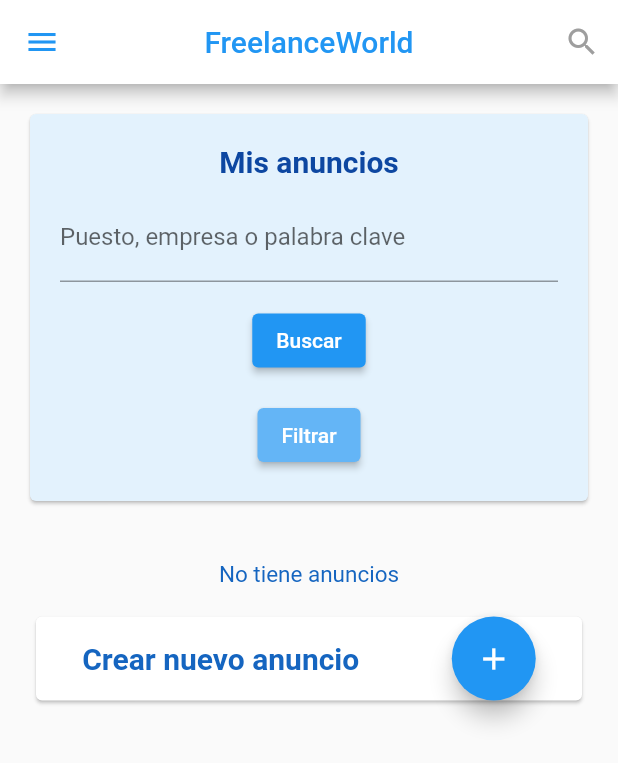
After one commit to DeadCodeApps/MobileAppFlutter, a Flutter app: the FreelancerHomePage screen opened by its route, in the side drawer, after a tap on "Mis Anuncios", on a phone screen of 412 x 824 dp. The commit adds this screen. Shown: the top 763 px of the screen. Run offline on Flutter 3.47's test engine with Material 2 defaults, Android fonts, the phone set to English and light mode, and no system bars; our stand-ins replace diacritic, flutter_svg, shared_preferences, syncfusion_flutter_datepicker; missing offline and left inert: jwt_decode; accounts and stored records are empty; network calls fail.

Commit message:
adding offers

```diff
--- a/lib/models/offer.dart
+++ b/lib/models/offer.dart
@@ -13,22 +13,22 @@ String offerToJson(Offer data) => json.encode(data.toJson());
 
 class Offer {
   Offer({
-    this.id,
-    this.title,
-    this.description,
-    this.paymentAmount,
-    this.monthDuration,
-    this.specialty,
-    this.active,
+    required this.id,
+    required this.title,
+    required this.description,
+    required this.paymentAmount,
+    required this.monthDuration,
+    required this.specialty,
+    required this.active,
   });
 
-  int? id;
-  String? title;
-  String? description;
-  double? paymentAmount;
-  int? monthDuration;
-  Specialty? specialty;
-  bool? active;
+  final int id;
+  final String title;
+  final String description;
+  final double paymentAmount;
+  final int monthDuration;
+  final Specialty specialty;
+  final bool active;
 
   factory Offer.fromJson(Map<String, dynamic> json) => Offer(
         id: json["id"],
--- a/lib/routes.dart
+++ b/lib/routes.dart
@@ -1,5 +1,6 @@
 import 'package:flutter/material.dart';
 import 'package:freelance_world_flutter/views/auth/welcome/welcome_page.dart';
+import 'package:freelance_world_flutter/views/employer/employer_ads/ads.dart';
 import 'package:freelance_world_flutter/views/freelancer/freelancer_home/freelancer_home_page.dart';
 import 'package:freelance_world_flutter/views/freelancer/freelancer_postulations/my_postulations.dart';
 
@@ -8,5 +9,6 @@ Map<String, WidgetBuilder> getApplicationRoutes() {
     '/': (BuildContext context) => const WelcomePage(),
     '/home': (BuildContext context) => FreelancerHomePage(),
     '/my_postulations': (context) => MyPostulationPage(),
+    '/my_ads': (BuildContext context) => Ads()
   };
 }
--- a/lib/services/employer_service.dart
+++ b/lib/services/employer_service.dart
@@ -1,8 +1,13 @@
+import 'dart:convert';
+
 import 'package:freelance_world_flutter/models/employer.dart';
+import 'package:freelance_world_flutter/models/offer.dart';
 import 'package:freelance_world_flutter/shared/env.dart';
 import 'package:freelance_world_flutter/shared/http_interceptor.dart';
+import 'package:shared_preferences/shared_preferences.dart';
 
 import 'json_service.dart';
+
 
 Future<Employer> getEmployerById(String employerId) async {
   var httpClient = AuthenticatedHttpClient();
@@ -14,3 +19,30 @@ Future<Employer> getEmployerById(String employerId) async {
     throw Exception('Failed to load employer');
   }
 }
+
+class EmployerService{
+
+ Future<List> fetchOffers() async {
+    // SharedPreferences prefs = await SharedPreferences.getInstance();
+    // String employerId =  prefs.getString('id') ?? '';
+    SharedPreferences prefs = await SharedPreferences.getInstance();
+    final int employerId = int.parse(prefs.getString('id')!);
+
+    print("$API_URL/api/employers/$employerId/offers");
+    var httpClient = AuthenticatedHttpClient();
+
+    final response = await httpClient.get(Uri.parse("$API_URL/api/employers/$employerId/offers"));
+
+    // http.Response response = await http.get(url);
+    // print(response.body);
+
+
+    if(response.statusCode == 200){
+      final jsonResponse = json.decode(response.body);
+      List offers = jsonResponse.map((map)=> Offer.fromJson(map)).toList();
+      // print(jsonResponse);
+      return offers;
+    }
+    return [];
+  }
+}
--- a/lib/shared/side_menu.dart
+++ b/lib/shared/side_menu.dart
@@ -91,6 +91,14 @@ class SideMenu extends StatelessWidget {
             },
           ),
           ListTile(
+            title: Text('Mis Anuncios'),
+            onTap: () {
+              Navigator.of(context).pop();
+              Navigator.pushNamed(context, '/my_ads');
+              //
+            },
+          ),
+          ListTile(
             title: Text('Entrevistas'),
             onTap: () {
               Navigator.of(context).pop();
--- /dev/null
+++ b/lib/views/employer/employer_ads/ads.dart
@@ -0,0 +1,292 @@
+import 'package:flutter/material.dart';
+// import 'package:stateful_widget/pages/ads/form-new-ad.dart';
+// import 'package:stateful_widget/utils/http.helper.dart';
+import 'package:freelance_world_flutter/services/employer_service.dart';
+import 'package:freelance_world_flutter/shared/side_menu.dart';
+import 'package:freelance_world_flutter/views/employer/employer_ads/drawer-ad.dart';
+import 'package:freelance_world_flutter/views/employer/employer_ads/form-new-ad.dart';
+import 'package:freelance_world_flutter/models/offer.dart';
+import 'package:shared_preferences/shared_preferences.dart';
+
+class Ads extends StatefulWidget {
+  Ads({Key? key}): super(key: key);
+
+  @override
+  State<Ads> createState() => _AdsState();
+}
+
+class _AdsState extends State<Ads> {
+
+
+  @override
+  Widget build(BuildContext context){
+
+    return Scaffold(
+        appBar: AppBar(
+          title: Text('FreelanceWorld'),
+          centerTitle: true,
+          backgroundColor: Colors.white,
+          foregroundColor: Colors.blue,
+          actions: <Widget>[
+            IconButton(
+              icon: Icon(Icons.search),
+              onPressed: (){
+                print("se enfoca el input buscador");
+              } ,
+              color: Colors.grey,
+            )
+          ],
+
+        ),
+        body: SizedBox(
+          width: double.infinity,
+          child: Column(
+            crossAxisAlignment: CrossAxisAlignment.stretch,
+            children:  <Widget>[
+              NavAd(),
+              Expanded(child: ListAds())
+
+            ],
+          ),
+        ),
+        // floatingActionButton: FloatingActionButton(
+        //   child: Icon(Icons.add),
+        //   onPressed: (){
+        //     print("se agrego manin");
+        //   },
+        // ),
+        drawer: Drawer(child: MenuPage(),)
+      );
+  }
+
+}
+
+
+
+class NavAd extends StatelessWidget {
+  const NavAd({Key? key}) : super(key: key);
+  @override
+  Widget build(BuildContext context) {
+    return Card(
+       color: Colors.blue[50],
+                margin: EdgeInsets.all(20),
+                 child: Padding(
+                   padding: const EdgeInsets.all(20.0),
+                   child: Column(
+                     mainAxisAlignment: MainAxisAlignment.spaceBetween,
+                     children: <Widget>[
+                      Text(
+                        "Mis anuncios",
+                        style: TextStyle(
+                          fontWeight: FontWeight.bold,
+                          color: Colors.blue[900],
+                          fontSize: 20
+                        ),
+                      ),
+                      SizedBox(height: 10),
+                      Container(
+                        width: 400,
+                        child: TextField(
+                          decoration: InputDecoration(labelText: "Puesto, empresa o palabra clave"),
+
+                        ),
+                      ),
+                      SizedBox(height: 15),
+                      ElevatedButton(
+                        child: Text("Buscar"),
+                        onPressed: (){},
+                      ),
+                      SizedBox(height: 15),
+                      ElevatedButton(
+                        child: Text("Filtrar"),
+                        onPressed: (){},
+
+                        style: ElevatedButton.styleFrom(primary: Colors.blue[300]),
+                      ),
+
+                     ]
+                   ),
+                 ),
+    );
+  }
+}
+
+class ListAds extends StatefulWidget {
+
+  ListAds({Key? key}) : super(key: key);
+
+  @override
+  State<ListAds> createState() => _ListAdsState();
+}
+
+class _ListAdsState extends State<ListAds> {
+  // final List<Anuncio> anuncios = [];
+  // late HttpHelper httpHelper;
+  late EmployerService employerService;
+  late List offers;
+  // SharedPreferences prefs = SharedPreferences.getInstance() as SharedPreferences;
+  String? idEmployer = '';
+
+
+  @override
+  void initState() {
+    // TODO: implement initState
+    // idEmployer = prefs.getString('id');
+    // getUserID();
+    // print('veamos que id tiene el employer', idEmployer)
+    offers = [];
+    employerService = EmployerService();
+    // httpHelper = HttpHelper();
+    fetchOffers();
+    super.initState();
+  }
+
+  @override
+  Widget build(BuildContext context) {
+
+    print(offers.length.toString() + " cantidad");
+    return offers.length > 0
+    ? Scaffold(
+      body: Padding(
+        padding: const EdgeInsets.all(20.0),
+        child: ListView.builder(
+          itemCount: offers.length,
+          itemBuilder: (BuildContext context,index) {
+            return AdRow(offer: offers[index]);
+          },
+        ),
+      ),
+    )
+    : NoAd();
+  }
+  void fetchOffers() async{
+  employerService.fetchOffers().then((value){
+    setState(() {
+      print(value);
+      offers = value;
+    });
+  }).catchError((onError)=> print(onError));
+
+  }
+
+  void getUserID() async {
+    // SharedPreferences prefs = await SharedPreferences.getInstance();
+    // idEmployer =  prefs.getString('id');
+  }
+
+
+}
+
+
+class NoAd extends StatelessWidget {
+  const NoAd({Key? key}) : super(key: key);
+  @override
+  Widget build(BuildContext context) {
+    return Padding(
+      padding: const EdgeInsets.all(20.0),
+      child: Container(
+        child: Column(
+          crossAxisAlignment: CrossAxisAlignment.center,
+          children: [
+            Text("No tiene anuncios",
+            style: TextStyle(fontSize: 15, color: Colors.blue[800])),
+            SizedBox(height: 15),
+            Card(
+              child: Row(
+                mainAxisAlignment: MainAxisAlignment.spaceAround,
+                children: [
+                  Text(
+                    "Crear nuevo anuncio",
+                    style: TextStyle(fontSize: 20, color: Colors.blue[800], fontWeight: FontWeight.bold)),
+                  // IconButton(
+                  //   icon: Icon(Icons.add_circle),
+                  //   onPressed: (){
+                  //     print("click agregar anuncio");
+                  //     _goToFormNewAd(context);
+                  //   },
+                  // ),
+                  FloatingActionButton(
+                    child: Icon(Icons.add),
+                    onPressed: (){
+                      print("click agregar anuncio");
+                      _goToFormNewAd(context);
+                    },
+                  ),
+
+                ],
+              ),
+            )
+
+          ]
+        ),
+      ),
+    );
+  }
+
+  void _goToFormNewAd(BuildContext context) {
+    final route = MaterialPageRoute(builder: (BuildContext context){
+      return FormNewAd();
+    });
+    Navigator.of(context).push(route);
+  }
+}
+
+class AdRow extends StatefulWidget {
+
+
+  final Offer offer;
+
+  AdRow({Key? key, required this.offer}) : super(key: key);
+
+  @override
+  State<AdRow> createState() => _AdRowState();
+}
+
+class _AdRowState extends State<AdRow> {
+  @override
+  Widget build(BuildContext context) {
+    return Card(
+      child: Padding(
+        padding: const EdgeInsets.all(15.0),
+        child: Column(
+          children: [
+            Row(
+
+              children: [
+                Text(widget.offer.description,
+                style: TextStyle(fontSize: 10,color: Colors.grey),)
+              ],
+            ),
+            SizedBox(height: 5),
+            Row(
+              mainAxisAlignment: MainAxisAlignment.center,
+              children: [
+                Text(widget.offer.title,
+                style: TextStyle(fontSize: 20, color: Colors.blue[800], fontWeight: FontWeight.bold))
+              ],
+            ),
+            SizedBox(height: 10),
+            Row(
+              mainAxisAlignment: MainAxisAlignment.end,
+              children: [
+
+                Text(widget.offer.monthDuration.toString()+" Meses",
+                style: TextStyle(fontSize: 15, color: Colors.orange[700]))
+              ],
+            ),
+            SizedBox(height: 5),
+            Row(
+              mainAxisAlignment: MainAxisAlignment.spaceBetween,
+              children: [
+                Text("S/." + widget.offer.paymentAmount.toString(),
+                style: TextStyle(fontSize: 10, color: Colors.grey)),
+                Text(widget.offer.specialty.name,
+                style: TextStyle(fontSize: 10, color: Colors.grey))
+              ],
+            ),
+          ],
+        ),
+      )
+    );
+  }
+}
```
Also changed, not shown: lib/views/employer/employer_ads/drawer-ad.dart (added, +52 -0 lines), lib/views/employer/employer_ads/form-new-ad.dart (added, +133 -0 lines), lib/services/freelancer_service.dart (line endings or trailing spaces).
